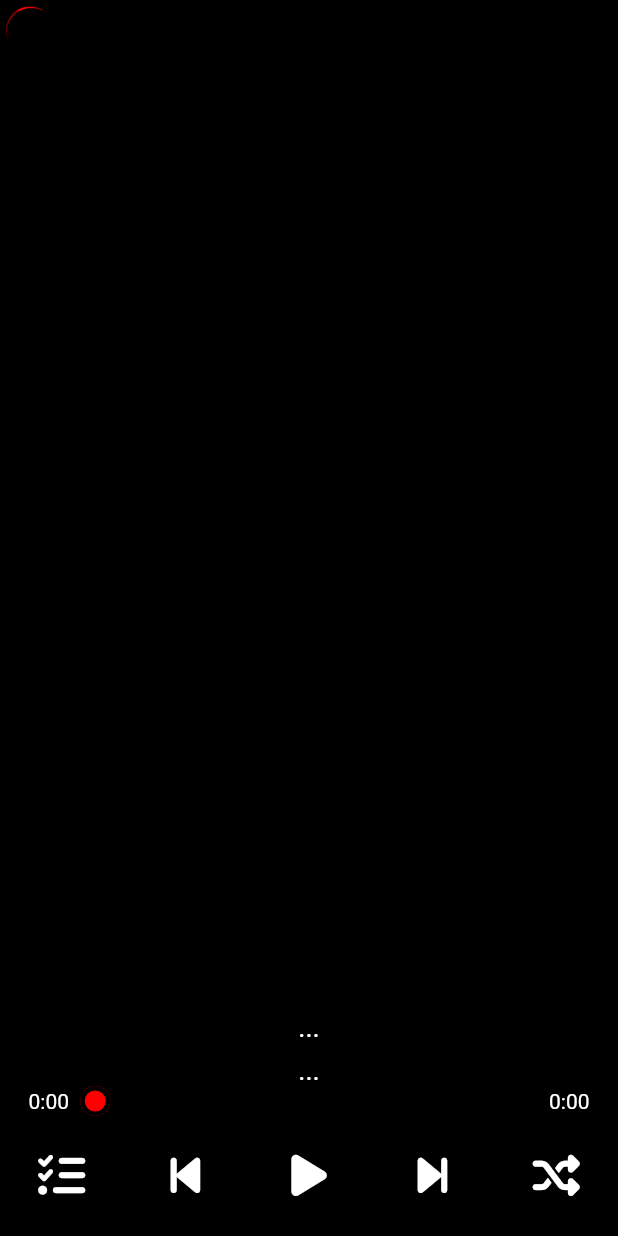
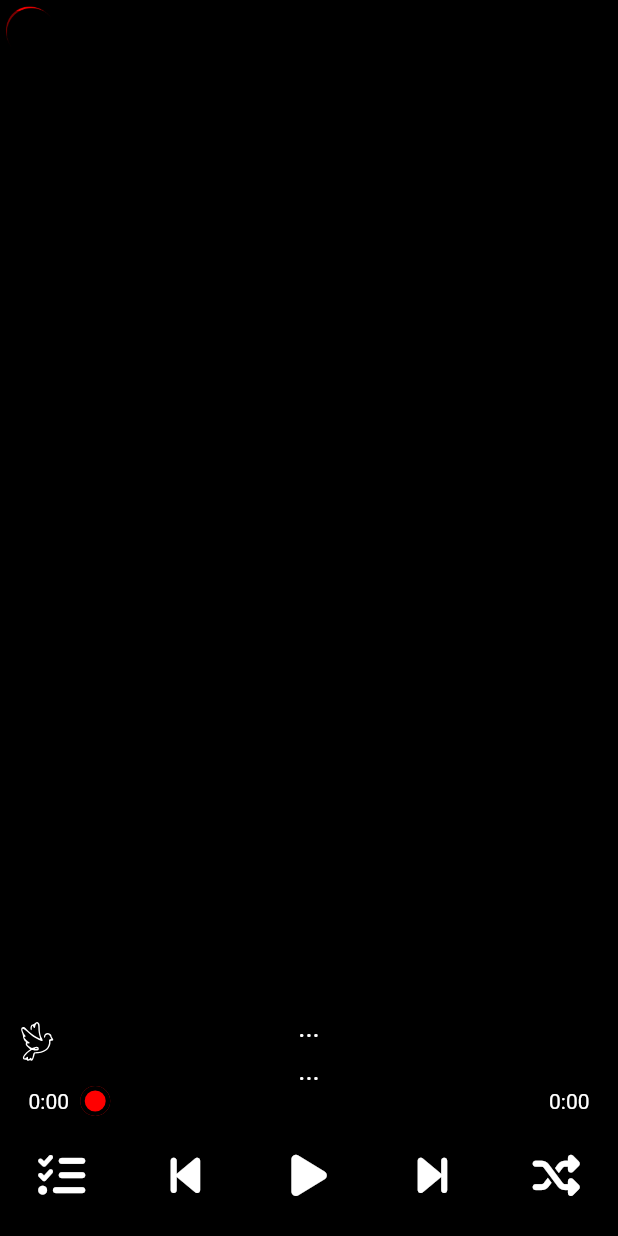
Before and after one commit to emreaksel/atesiask_flutter, a Flutter app: the screen it shows after launch, on a phone screen of 412 x 824 dp. Run offline on Flutter 3.47's test engine with Material 2 defaults, Android fonts, the phone set to English and light mode, and no system bars; drawn by our look-alikes of text_scroll; our stand-ins replace confetti, flutter_svg, font_awesome_flutter, just_audio, just_audio_background, rxdart and 2 more; missing offline and left inert: audio_session, kenburns_nullsafety; statements that could not run were skipped.

Commit message:
2023.11.21 ev

```diff
--- a/lib/main.dart
+++ b/lib/main.dart
@@ -1,13 +1,13 @@
 import 'dart:async';
 import 'dart:math';
-import 'package:bizidealcennetine/yaveran/Log.dart';
-import 'package:bizidealcennetine/yaveran/widgets_audio.dart';
+import 'package:bizidealcennetine/yaveran/widgets.dart';
 import 'package:bizidealcennetine/yaveran/Degiskenler.dart';
 import 'package:bizidealcennetine/yaveran/Notifier.dart';
 import 'package:confetti/confetti.dart';
 import 'package:flutter/cupertino.dart';
 import 'package:flutter/foundation.dart';
 import 'package:flutter/material.dart';
+import 'package:flutter/services.dart';
 import 'package:just_audio/just_audio.dart';
 import 'package:just_audio_background/just_audio_background.dart';
 import 'package:kenburns_nullsafety/kenburns_nullsafety.dart';
@@ -28,6 +28,9 @@ void main() {
   runApp(MyApp());
   if(!Degiskenler.hazirlaniyor) arkaplanIslemleri(); // Uygulama başladığında hemen çalıştır
 }
+
+
+
 
 class MyApp extends StatelessWidget {
   @override
@@ -194,7 +197,7 @@ class LoadingWidget extends StatelessWidget {
               mainAxisAlignment: MainAxisAlignment.spaceAround,
               children: <Widget>[
                 Image.asset(
-                  'images/atesiask.jpg', // Kullanmak istediğiniz resmin yolunu belirtin
+                  'assets/images/atesiask.jpg', // Kullanmak istediğiniz resmin yolunu belirtin
                   height: MediaQuery.of(context).size.height * 0.12, // Yarı yükseklik
                 ),
                 /*const Text(
@@ -213,7 +216,7 @@ class LoadingWidget extends StatelessWidget {
               mainAxisAlignment: MainAxisAlignment.center,
               children: <Widget>[
                 Image.asset(
-                  'images/loading.gif', // Kullanmak istediğiniz resmin yolunu belirtin
+                  'assets/images/loading.gif', // Kullanmak istediğiniz resmin yolunu belirtin
                   height: MediaQuery.of(context).size.height * 0.05, // Yarı yükseklik
                 ),
                 Text(
@@ -481,7 +484,7 @@ class CustomDialog extends StatelessWidget {
               mainAxisAlignment: MainAxisAlignment.spaceAround,
               children: <Widget>[
                 Image.asset(
-                  'images/atesiask.jpg', // Kullanmak istediğiniz resmin yolunu belirtin
+                  'assets/images/atesiask.jpg', // Kullanmak istediğiniz resmin yolunu belirtin
                   height: MediaQuery.of(context).size.height * 0.12, // Yarı yükseklik
                 ),
                 /*const Text(
@@ -649,6 +652,7 @@ void arkaplanIslemleri() async {
       String caption = item["caption"];
       String explanation = item["explanation"];
       if (id == dinlemeListesiID) {
+        Degiskenler.liste_link=link;
         compute(getirJsonData, "${Degiskenler.kaynakYolu}/kaynak/$link.json")
             .then((data) {
           List<dynamic> listDinle = data["sesler"];
@@ -803,11 +807,11 @@ class _Base64ImageWidgetState extends State<Base64ImageWidget> {
               fit: BoxFit.cover,
             )
                 : Image.asset(
-              'images/loading.gif', // Kullanmak istediğiniz resmin yolunu belirtin
+              'assets/images/loading.gif', // Kullanmak istediğiniz resmin yolunu belirtin
               height: MediaQuery.of(context).size.height * 0.05, // Yarı yükseklik
             );
           } else return Image.asset(
-            'images/loading.gif', // Kullanmak istediğiniz resmin yolunu belirtin
+            'assets/images/loading.gif', // Kullanmak istediğiniz resmin yolunu belirtin
             height: MediaQuery.of(context).size.height * 0.05, // Yarı yükseklik
           );
 
--- a/lib/yaveran/AudioService.dart
+++ b/lib/yaveran/AudioService.dart
@@ -8,8 +8,6 @@ import 'package:flutter/cupertino.dart';
 import 'package:just_audio/just_audio.dart';
 import 'package:just_audio_background/just_audio_background.dart';
 import 'package:rxdart/rxdart.dart';
-
-import 'Log.dart';
 import 'Notifier.dart';
 
 class AudioService {
@@ -149,6 +147,7 @@ class AudioService {
       seslendiren = degiskenler.listDinle[index]["seslendiren"];
       currentSongTitleNotifier.value = parca_adi;
       currentSongSubTitleNotifier.value = seslendiren;
+      Degiskenler.parcaIndex=degiskenler.listDinle[index]["sira_no"];
     }
     if (index != null) ilkkez=index; //ilk parça listenin hep ilk parçası oluyordu bunu engelledik ayrıca playlist yüklenince direkt next yapıyor
     /*if (index >= 0 && index < parca_listesi.length) {
--- a/lib/yaveran/Degiskenler.dart
+++ b/lib/yaveran/Degiskenler.dart
@@ -9,6 +9,8 @@ class Degiskenler {
   //String kaynakYolu=".";
   //String kaynakYolu="https://kardelendergisi.com/atesiask";
   static var kaynakYolu="https://raw.githubusercontent.com/emreaksel/atesiask/main/flutter";
+  static var parcaIndex=-1;
+  static var liste_link="baska";
 
   static var currentEpigramNotifier = ValueNotifier<String>('...');
   static var currentImageNotifier = ValueNotifier<String>('');
--- a/lib/yaveran/widgets_audio.dart
+++ b/lib/yaveran/widgets.dart
@@ -1,9 +1,11 @@
+
+import 'package:bizidealcennetine/yaveran/Degiskenler.dart';
 import 'package:flutter/cupertino.dart';
 import 'package:flutter/material.dart';
+import 'package:flutter_svg/svg.dart';
 import 'package:font_awesome_flutter/font_awesome_flutter.dart';
 import 'package:provider/provider.dart';
-
-import '../main.dart';
+import 'package:share_plus/share_plus.dart';
 import 'AudioService.dart';
 import 'Notifier.dart';
 import 'audio_video_progress_bar.dart';
@@ -285,6 +287,48 @@ class BackButton extends StatelessWidget {
         });
   }
 }
+class ShareButton extends StatelessWidget {
+  late EkranBoyutNotifier ekranBoyutNotifier;
+
+  @override
+  Widget build(BuildContext context) {
+    ekranBoyutNotifier = Provider.of<EkranBoyutNotifier>(context, listen: true);
+
+    return IconButton(
+      icon: SvgPicture.asset(
+        'assets/icons/bird.svg',
+        width: calculateIconSize(context, ekranBoyutNotifier),
+        height: calculateIconSize(context, ekranBoyutNotifier),
+        //color: Colors.red, // İstenilen rengi belirtin
+      ),
+      onPressed: () {
+        Share.share('https://benolanben.com/dinle/${Degiskenler.liste_link}&${Degiskenler.parcaIndex}');
+      },
+    );
+  }
+}
+class LikeButton extends StatelessWidget {
+  late EkranBoyutNotifier ekranBoyutNotifier;
+
+  @override
+  Widget build(BuildContext context) {
+    ekranBoyutNotifier = Provider.of<EkranBoyutNotifier>(context, listen: true);
+
+    return Opacity(
+      opacity: 0.0, // 0.0, yani tamamen şeffaf olacak şekilde ayarlanmıştır
+      child: IconButton(
+        icon: const Icon(
+          FontAwesomeIcons.heart,
+          color: Colors.white,
+        ),
+        iconSize: calculateIconSize(context, ekranBoyutNotifier),
+        onPressed: () {
+          // Butona tıklandığında yapılacak işlemler
+        },
+      ),
+    );
+  }
+}
 
 class AudioControlButtons extends StatelessWidget {
   late EkranBoyutNotifier ekranBoyutNotifier;
@@ -314,8 +358,20 @@ class AudioControlButtons extends StatelessWidget {
             children: [
               Column(
                 children: [
-                  CurrentSongTitle(),
-                  CurrentSongSubTitle(),
+                  Row(
+                    children: [
+                      ShareButton(),
+                      Expanded(
+                        child: Column(
+                          children: [
+                            CurrentSongTitle(),
+                            CurrentSongSubTitle(),
+                          ],
+                        ),
+                      ),
+                      LikeButton(),
+                    ],
+                  ),
                   SeekBar(),
                 ],
               )
--- a/pubspec.yaml
+++ b/pubspec.yaml
@@ -42,6 +42,8 @@ dependencies:
   cached_network_image: ^3.3.0
   confetti: ^0.7.0
   shared_preferences: ^2.2.2
+  flutter_svg: ^2.0.9
+  share_plus: ^7.2.1
   # The following adds the Cupertino Icons font to your application.
   # Use with the CupertinoIcons class for iOS style icons.
   cupertino_icons: ^1.0.5
@@ -70,8 +72,8 @@ flutter:
 
   # To add assets to your application, add an assets section, like this:
   assets:
-     - images/
-
+     - assets/images/
+     - assets/icons/
   # An image asset can refer to one or more resolution-specific "variants", see
   # https://flutter.dev/assets-and-images/#resolution-aware
 
```
Also changed, not shown: assets/icons/bird.svg (added), assets/icons/map.svg (added), assets/images/atesiask.jpg (renamed from images/atesiask.jpg), assets/images/loading.gif (renamed from images/loading.gif), pubspec.lock, 12 other files.
